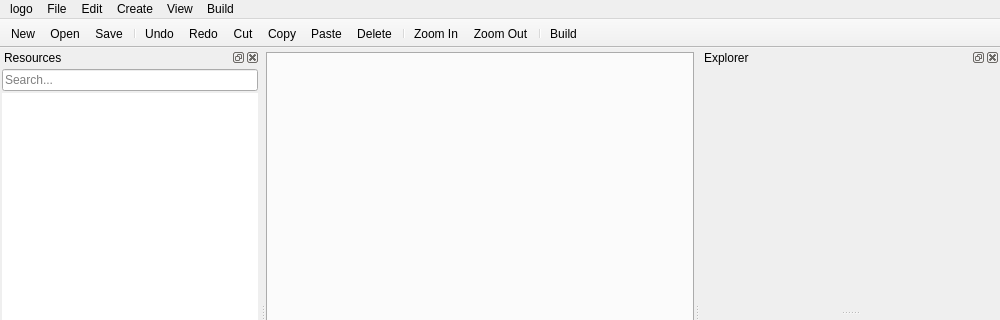
Above: src/window.ui from ooflet/Mi-Create before the change; both pictures show x 0 to 1000 and y 0 to 320 of the 1000 by 600 pixel window. Below: the same form after it.
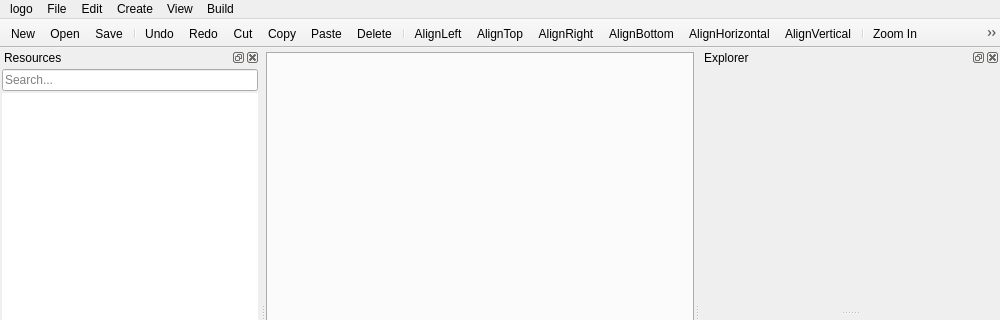
That is the form after the change. Icons and pictures are not drawn.

The edit to the form file:
```diff
--- a/src/window.ui
+++ b/src/window.ui
@@ -455,6 +455,13 @@
    <addaction name="actionPaste"/>
    <addaction name="actionDelete"/>
    <addaction name="separator"/>
+   <addaction name="actionAlignLeft"/>
+   <addaction name="actionAlignTop"/>
+   <addaction name="actionAlignRight"/>
+   <addaction name="actionAlignBottom"/>
+   <addaction name="actionAlignHorizontal"/>
+   <addaction name="actionAlignVertical"/>
+   <addaction name="separator"/>
    <addaction name="actionZoom_In"/>
    <addaction name="actionZoom_Out"/>
    <addaction name="separator"/>
@@ -881,6 +888,72 @@
     <string>Export...</string>
    </property>
   </action>
+  <action name="actionAlignLeft">
+   <property name="icon">
+    <iconset theme="align-horizontal-left"/>
+   </property>
+   <property name="text">
+    <string>AlignLeft</string>
+   </property>
+   <property name="toolTip">
+    <string>Align Left</string>
+   </property>
+  </action>
+  <action name="actionAlignTop">
+   <property name="icon">
+    <iconset theme="align-vertical-top"/>
+   </property>
+   <property name="text">
+    <string>AlignTop</string>
+   </property>
+   <property name="toolTip">
+    <string>Align Top</string>
+   </property>
+  </action>
+  <action name="actionAlignRight">
+   <property name="icon">
+    <iconset theme="align-horizontal-right"/>
+   </property>
+   <property name="text">
+    <string>AlignRight</string>
+   </property>
+   <property name="toolTip">
+    <string>Align Right</string>
+   </property>
+  </action>
+  <action name="actionAlignBottom">
+   <property name="icon">
+    <iconset theme="align-vertical-bottom"/>
+   </property>
+   <property name="text">
+    <string>AlignBottom</string>
+   </property>
+   <property name="toolTip">
+    <string>Align Bottom</string>
+   </property>
+  </action>
+  <action name="actionAlignVertical">
+   <property name="icon">
+    <iconset theme="align-vertical-center"/>
+   </property>
+   <property name="text">
+    <string>AlignVertical</string>
+   </property>
+   <property name="toolTip">
+    <string>Align Vertical</string>
+   </property>
+  </action>
+  <action name="actionAlignHorizontal">
+   <property name="icon">
+    <iconset theme="align-horizontal-center"/>
+   </property>
+   <property name="text">
+    <string>AlignHorizontal</string>
+   </property>
+   <property name="toolTip">
+    <string>Align Horizontal</string>
+   </property>
+  </action>
  </widget>
  <resources>
   <include location="resources/resources.qrc"/>
```
